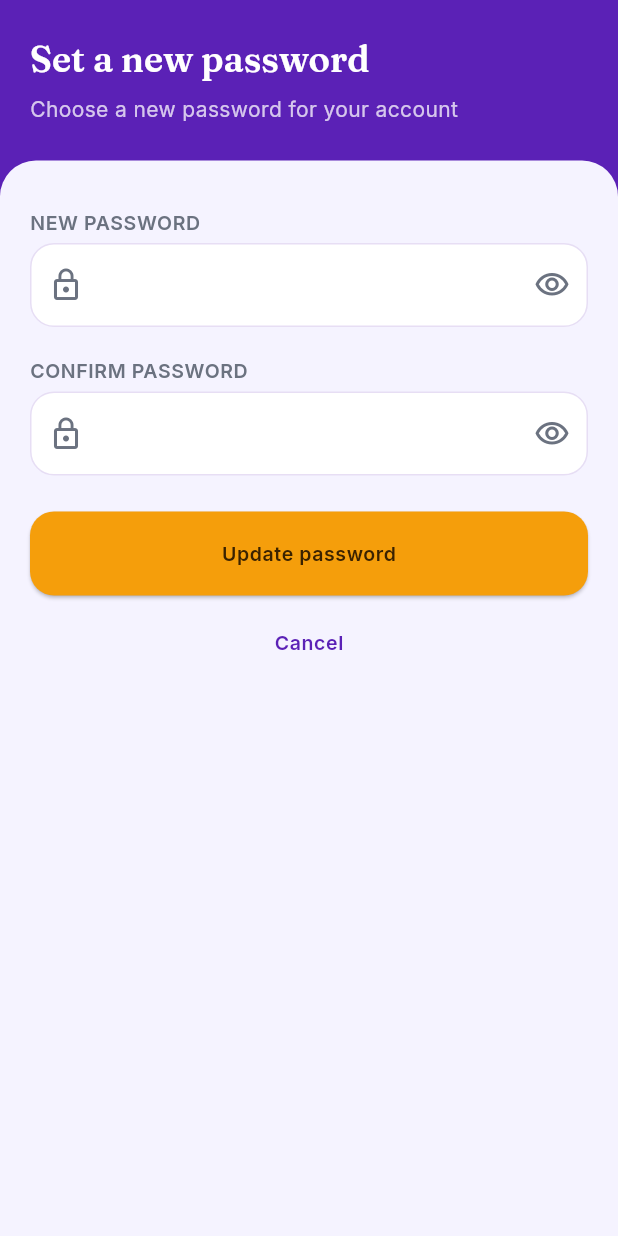
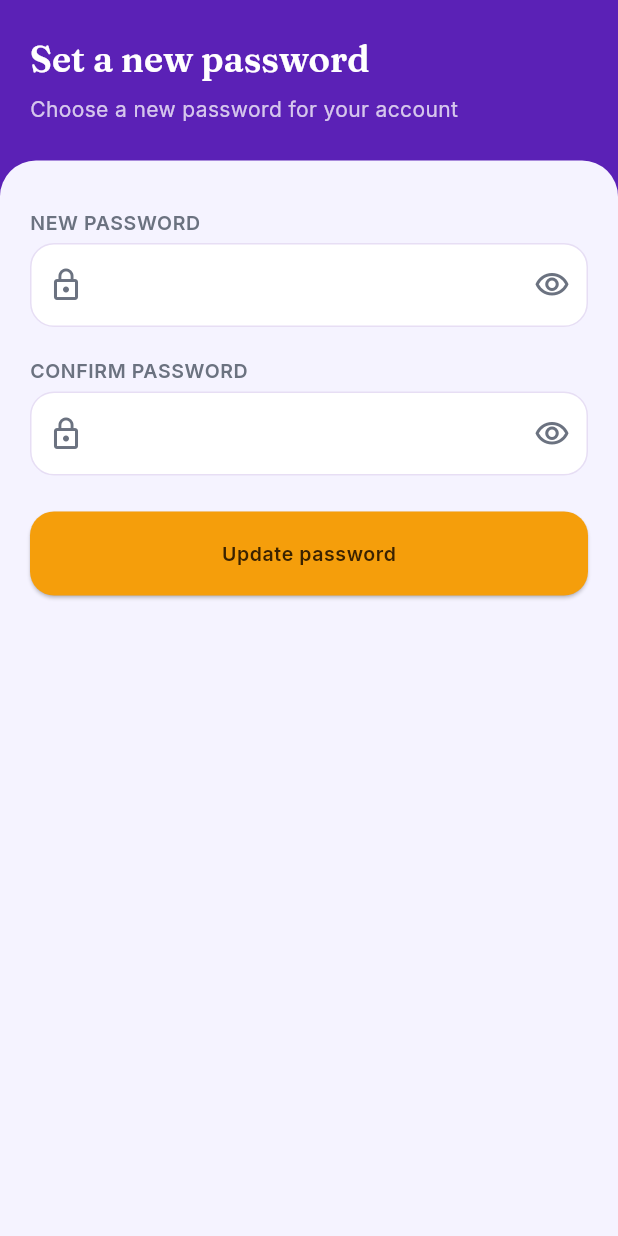
Before and after one commit to xiangzhi2003/UniLink---FYP, a Flutter app: the ResetPasswordScreen screen opened directly, on a phone screen of 412 x 824 dp. Run offline on Flutter 3.47's test engine with Material 3 defaults, Android fonts, the phone set to English and light mode, and no system bars; our stand-ins replace cached_network_image, flutter_dotenv, flutter_riverpod, google_fonts, image_picker, qr_flutter and 3 more; missing offline and left inert: mobile_scanner; accounts and stored records are empty.

Commit message:
Remove Cancel button from password-reset screen
It signed out and fell through to the mobile welcome/login flow, exposing
the real app UI on the web build instead of keeping web strictly to the
landing page.

```diff
--- a/frontend/lib/screens/auth/reset_password_screen.dart
+++ b/frontend/lib/screens/auth/reset_password_screen.dart
@@ -25,24 +25,6 @@ class _ResetPasswordScreenState extends ConsumerState<ResetPasswordScreen> {
   bool _obscureConfirmPassword = true;
   bool _loading = false;
   String? _error;
-
-  Future<void> _cancel() async {
-    final confirmed = await showDialog<bool>(
-      context: context,
-      builder: (context) => AlertDialog(
-        title: const Text('Cancel password reset?'),
-        content: const Text("You'll be signed out and will need to log in again to continue."),
-        actions: [
-          TextButton(onPressed: () => Navigator.pop(context, false), child: const Text('Cancel')),
-          TextButton(onPressed: () => Navigator.pop(context, true), child: const Text('Sign out')),
-        ],
-      ),
-    );
-    if (confirmed != true) return;
-
-    await clearRecoveryPending();
-    await ref.read(authServiceProvider).signOut();
-  }
 
   Future<void> _updatePassword() async {
     if (!_formKey.currentState!.validate()) return;
@@ -134,13 +116,6 @@ class _ResetPasswordScreenState extends ConsumerState<ResetPasswordScreen> {
               isLoading: _loading,
               onPressed: _updatePassword,
             ),
-            const SizedBox(height: 8),
-            Center(
-              child: TextButton(
-                onPressed: _loading ? null : _cancel,
-                child: const Text('Cancel'),
-              ),
-            ),
           ],
         ),
       ),
```
